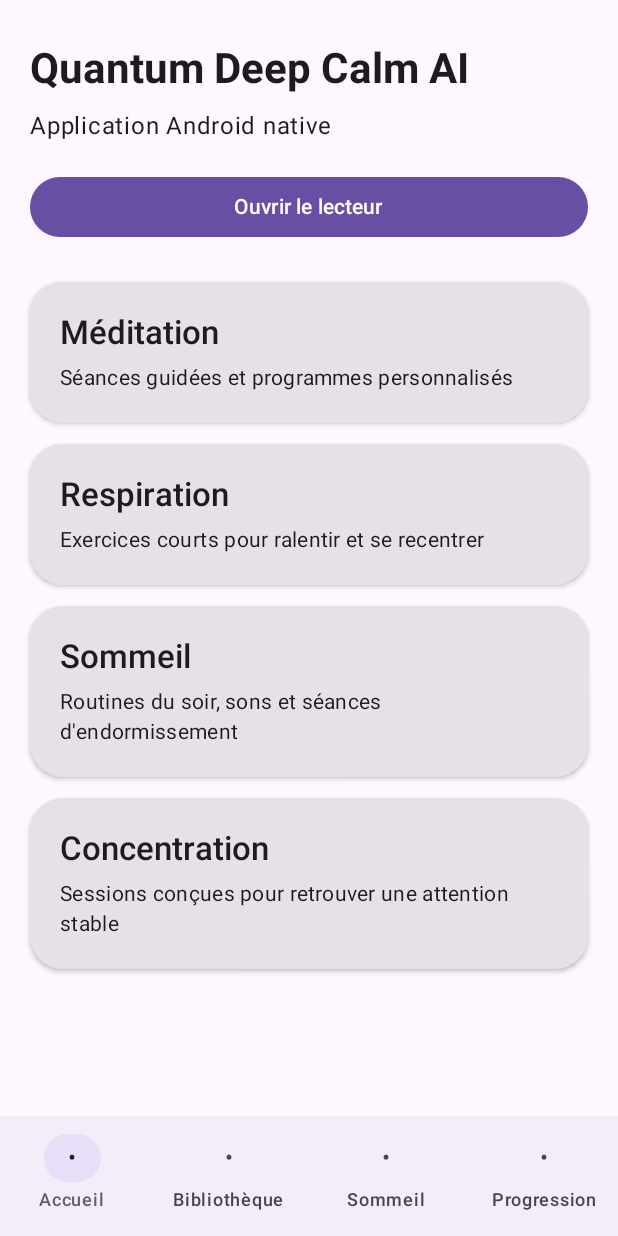
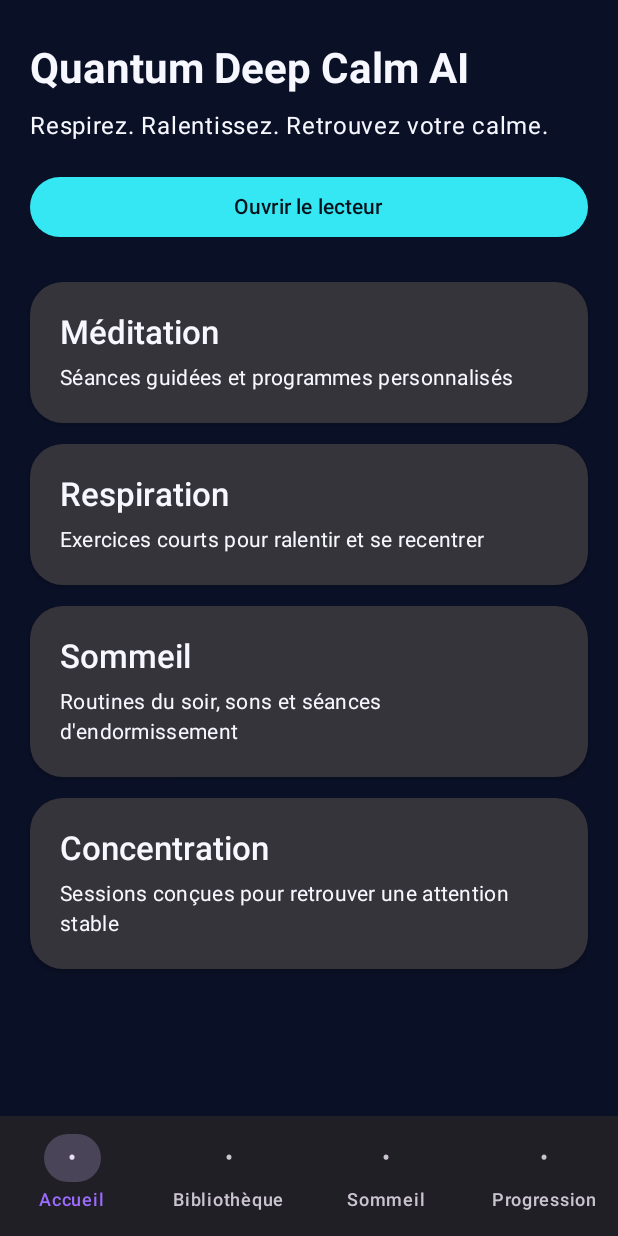
Before and after one commit to teetee971/Quantum-Deep-Calm-AI, an Android app built with Jetpack Compose: the screen it shows after launch (MainActivity), on a phone screen of 412 x 824 dp. Run offline under Robolectric (Android 15) with nearby library versions, the light colour scheme and no system bars.

Commit message:
feat(ui): establish Quantum Deep Calm visual foundation

```diff
--- a/app/src/main/java/com/quantumdeepcalm/ai/MainActivity.kt
+++ b/app/src/main/java/com/quantumdeepcalm/ai/MainActivity.kt
@@ -25,7 +25,8 @@ import androidx.compose.material3.NavigationBarItem
 import androidx.compose.material3.OutlinedButton
 import androidx.compose.material3.Scaffold
 import androidx.compose.material3.Text
-import androidx.compose.material3.lightColorScheme
+import androidx.compose.material3.darkColorScheme
+import androidx.compose.ui.graphics.Color
 import androidx.compose.runtime.Composable
 import androidx.compose.runtime.DisposableEffect
 import androidx.compose.runtime.getValue
@@ -66,7 +67,15 @@ private data class CalmSection(
 @Composable
 private fun QuantumDeepCalmTheme(content: @Composable () -> Unit) {
     MaterialTheme(
-        colorScheme = lightColorScheme(),
+        colorScheme = darkColorScheme(
+            primary = Color(0xFF35E7F2),
+            onPrimary = Color(0xFF06101B),
+            secondary = Color(0xFF9C6CFF),
+            background = Color(0xFF0A1026),
+            surface = Color(0xFF111A3A),
+            onBackground = Color(0xFFF7F7FF),
+            onSurface = Color(0xFFF7F7FF),
+        ),
         content = content,
     )
 }
@@ -157,7 +166,7 @@ private fun HomeScreen(onOpenPlayer: () -> Unit) {
             )
             Spacer(modifier = Modifier.height(8.dp))
             Text(
-                text = "Application Android native",
+                text = "Respirez. Ralentissez. Retrouvez votre calme.",
                 style = MaterialTheme.typography.bodyLarge,
             )
             Spacer(modifier = Modifier.height(18.dp))
```
